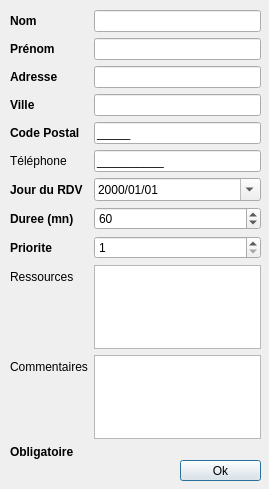
First picture: the form in TP_ASR/dialogclient.ui, repository RBFUZ/TP_STL, before the edit.
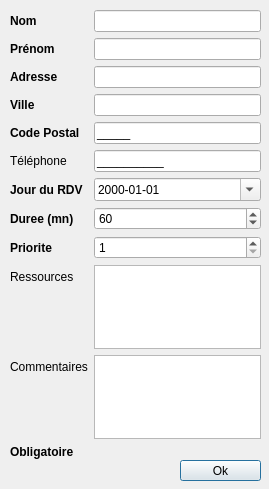
Second picture: the form after the edit.

```diff
--- a/TP_ASR/dialogclient.ui
+++ b/TP_ASR/dialogclient.ui
@@ -147,7 +147,7 @@
     <item row="7" column="1">
      <widget class="QDateEdit" name="deJourRdv">
       <property name="displayFormat">
-       <string>yyyy/MM/dd</string>
+       <string>yyyy-MM-dd</string>
       </property>
       <property name="calendarPopup">
        <bool>true</bool>
```
